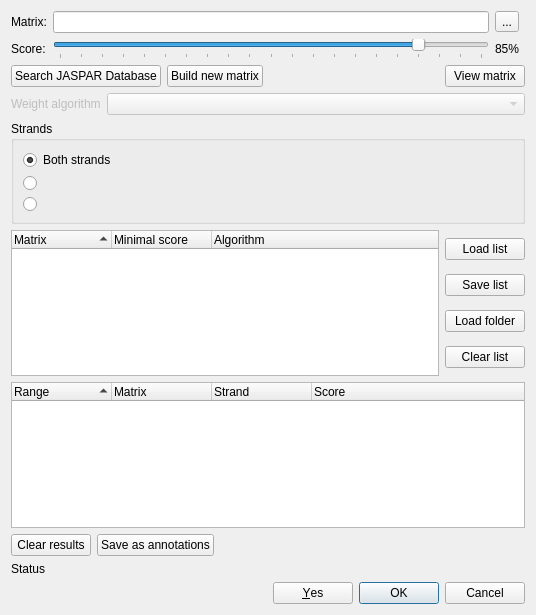
Before: the Qt Designer form src/plugins/weight_matrix/src/ui/PWMSearchDialog.ui in violethaze74/ugene, drawn with Qt 5.
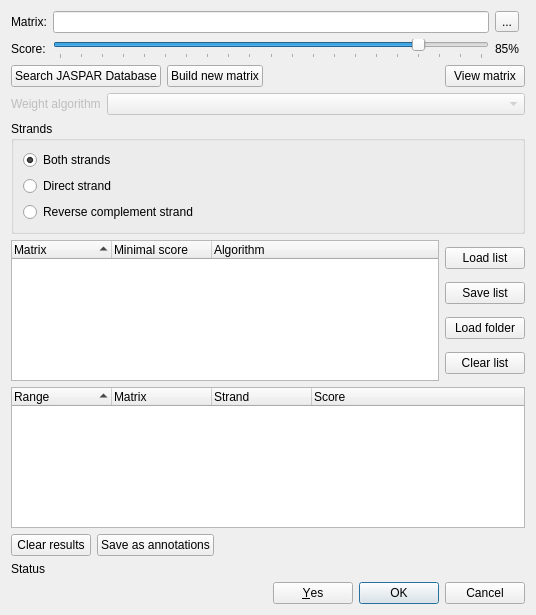
After: the same form once the commit is applied.

Commit message: add text to labels and fix russian translation (UGENE-4416)

The edit to the form file:
```diff
--- a/src/plugins/weight_matrix/src/ui/PWMSearchDialog.ui
+++ b/src/plugins/weight_matrix/src/ui/PWMSearchDialog.ui
@@ -183,6 +183,9 @@
             <property name="whatsThis">
              <string>Direct strand</string>
             </property>
+            <property name="text">
+             <string>Direct strand</string>
+            </property>
             <property name="shortcut">
              <string/>
             </property>
@@ -199,6 +202,9 @@
             <property name="whatsThis">
              <string>Reverse complement strand</string>
             </property>
+            <property name="text">
+             <string>Reverse complement strand</string>
+            </property>
             <property name="shortcut">
              <string/>
             </property>
```
The commit also changes 2 other files.
